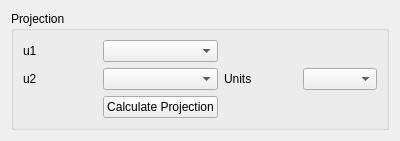
The window that mslice/widgets/projection/powder/powder.ui (mantidproject/mslice) describes before a commit, drawn with Qt 5.
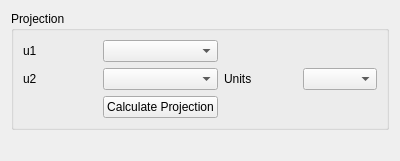
The same window after the commit.

What changed in the file:
```diff
--- a/mslice/widgets/projection/powder/powder.ui
+++ b/mslice/widgets/projection/powder/powder.ui
@@ -7,7 +7,7 @@
     <x>0</x>
     <y>0</y>
     <width>400</width>
-    <height>131</height>
+    <height>160</height>
    </rect>
   </property>
   <property name="windowTitle">
@@ -67,6 +67,13 @@
      </layout>
     </widget>
    </item>
+   <item row="1" column="0">
+    <widget class="QLabel" name="error_msg">
+     <property name="text">
+      <string/>
+     </property>
+    </widget>
+   </item>
   </layout>
  </widget>
  <resources/>
```
